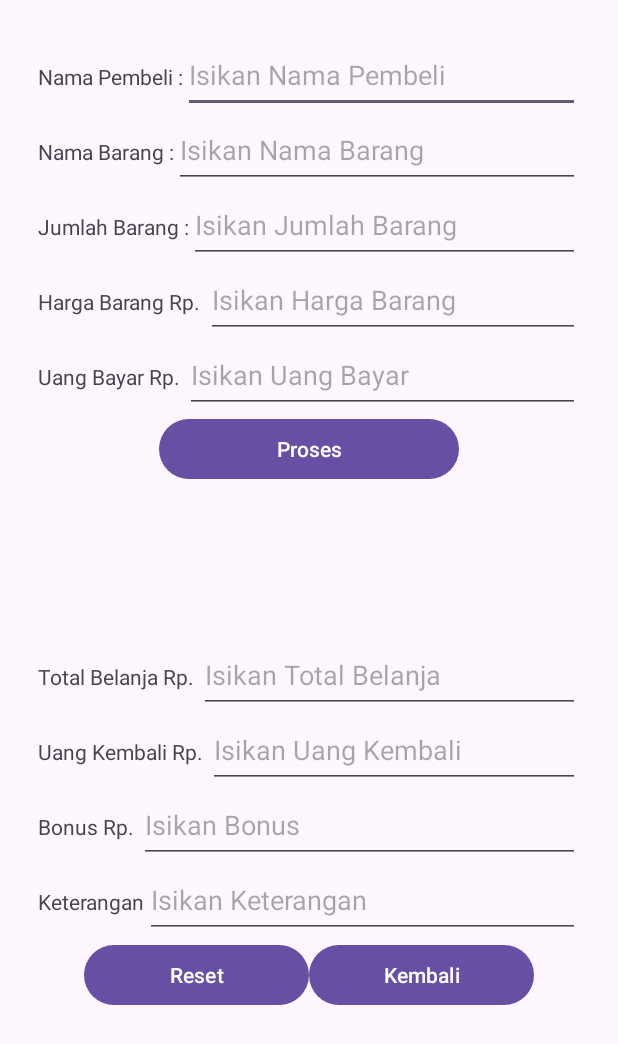
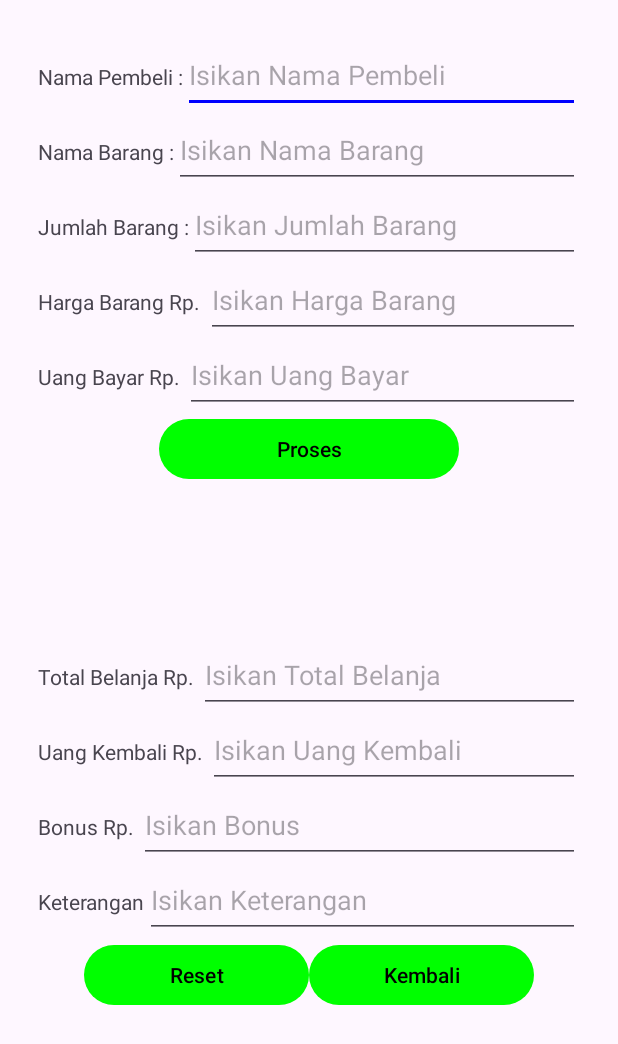
Before and after one commit to alexsibero/LatihanFragment, an Android app: the screen it shows after launch (MainActivity), on a phone screen of 412 x 824 dp. Shown: the top 1044 px of the screen. Run offline under Robolectric (Android 15) with nearby library versions, the phone set to English and light mode, and no system bars.

Commit message:
Update 10-6-2024

```diff
--- a/app/src/main/res/layout/fragment_bawah.xml
+++ b/app/src/main/res/layout/fragment_bawah.xml
@@ -9,16 +9,20 @@
     <LinearLayout
         android:layout_width="match_parent"
         android:layout_height="50dp"
+
         android:orientation="horizontal">
 
         <TextView
             android:layout_width="wrap_content"
             android:layout_height="wrap_content"
+            android:textAlignment="center"
+            style="@style/TombolMerah"
             android:text="@string/totalbelanja" />
 
         <EditText
             android:layout_width="match_parent"
             android:layout_height="match_parent"
+            style="@style/TombolMerah"
             android:hint="Isikan Total Belanja"/>
 
     </LinearLayout>
@@ -77,10 +81,10 @@
         android:gravity="center">
 
         <Button
-            android:text="Reset"
+            android:layout_width="150dp"
             android:layout_height="wrap_content"
-            android:layout_width="150dp"
-            android:layout_marginLeft="30dp"/>
+            android:layout_marginLeft="30dp"
+            android:text="Reset" />
 
         <Button
             android:text="Kembali"
--- a/app/src/main/res/values/strings.xml
+++ b/app/src/main/res/values/strings.xml
@@ -1,7 +1,6 @@
 <resources>
     <string name="app_name">LatihanFragment</string>
     <!-- TODO: Remove or change this placeholder text -->
-    <string name="hello_blank_fragment">Hello blank fragment</string>
     <string name="namapembeli">Nama Pembeli :</string>
     <string name="namabarang">Nama Barang :</string>
     <string name="jumlahbarang">Jumlah Barang :</string>
--- /dev/null
+++ b/app/src/main/res/values/styles.xml
@@ -0,0 +1,7 @@
+<?xml version="1.0" encoding="utf-8"?>
+<resources>
+    <style name="TombolMerah" parent="" >
+        <item name="android:textAlignment">textStart</item>
+        <item name="color">#DC143C</item>
+    </style>
+</resources>
--- a/app/src/main/res/values/themes.xml
+++ b/app/src/main/res/values/themes.xml
@@ -3,7 +3,21 @@
     <style name="Base.Theme.LatihanFragment" parent="Theme.Material3.DayNight.NoActionBar">
         <!-- Customize your light theme here. -->
         <!-- <item name="colorPrimary">@color/my_light_primary</item> -->
+        <item name="colorPrimary">@color/hijaumuda</item>
+        <item name="colorOnPrimary">@color/black</item>
+        <item name="colorSecondary">@color/blue</item>
+        <item name="colorOnSecondary">@color/merahjambu</item>
+        <item name="android:bottomRightRadius">2dp</item>
+        <item name="android:bottomLeftRadius">2dp</item>
+        <item name="android:topLeftRadius">2dp</item>
+        <item name="android:topRightRadius">2dp</item>
     </style>
 
     <style name="Theme.LatihanFragment" parent="Base.Theme.LatihanFragment" />
+
+    <color name="blue">#0000FF</color>
+    <color name="bluegray">#98AFC7</color>
+    <color name="oren">#FF7F50</color>
+    <color name="yellow">#FFFF00</color>
+    <color name="hijaumuda">#00FF00</color>
 </resources>
```
